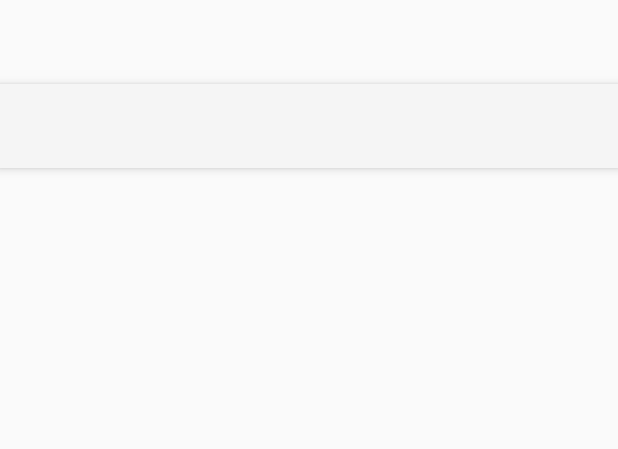
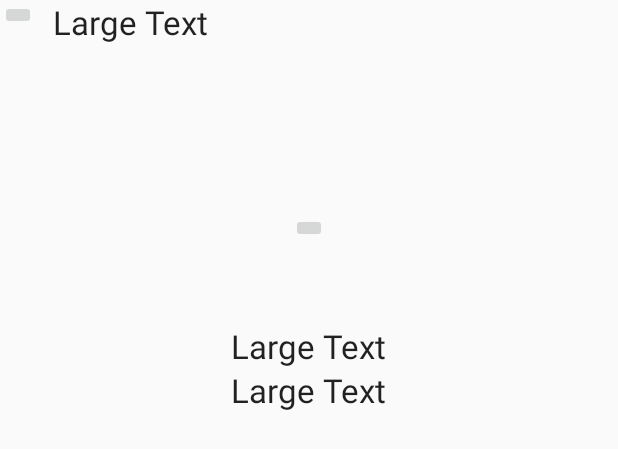
Before and after one commit to nakjun/WELLNESS, an Android app: the layout activity_dw_second.xml on its own in the app's theme, with its tools: preview values and no code run, on a phone screen of 412 x 824 dp. Shown: the top 449 px of the screen. Run offline under Robolectric (Android 15) with nearby library versions, the phone set to English and light mode, and no system bars.

Commit message:
dw_sec_almost

```diff
--- a/app/src/main/java/com/example/nj/myapplication/DW_Activity/DW_secondActivity.java
+++ b/app/src/main/java/com/example/nj/myapplication/DW_Activity/DW_secondActivity.java
@@ -6,18 +6,27 @@ import android.support.design.widget.Snackbar;
 import android.support.v7.app.AppCompatActivity;
 import android.support.v7.widget.Toolbar;
 import android.view.View;
+import android.widget.ImageButton;
+import android.widget.TextView;
 
 import com.example.nj.myapplication.R;
 
 public class DW_secondActivity extends AppCompatActivity {
-
+    TextView top,mid,bot;
+    ImageButton back,center;
     @Override
     protected void onCreate(Bundle savedInstanceState) {
         super.onCreate(savedInstanceState);
         setContentView(R.layout.activity_dw_second);
-        Toolbar toolbar = (Toolbar) findViewById(R.id.toolbar);
-        setSupportActionBar(toolbar);
-        getSupportActionBar().setDisplayHomeAsUpEnabled(true);
+        top=(TextView)findViewById(R.id.dw_sec_topText);
+        mid=(TextView)findViewById(R.id.dw_sec_midText);
+        bot=(TextView)findViewById(R.id.dw_sec_botText);
+        top.setText(R.string.dw_2nd_top);
+        mid.setText(R.string.dw_2nd_mid);
+        mid.setTextSize(32);
+        bot.setText(R.string.dw_2nd_bottom);
     }
 
+
+
 }
--- a/app/src/main/res/layout/activity_dw_second.xml
+++ b/app/src/main/res/layout/activity_dw_second.xml
@@ -1,18 +1,59 @@
 <?xml version="1.0" encoding="utf-8"?>
-<android.support.design.widget.CoordinatorLayout
+<RelativeLayout
     xmlns:android="http://schemas.android.com/apk/res/android"
     xmlns:app="http://schemas.android.com/apk/res-auto"
     xmlns:tools="http://schemas.android.com/tools" android:layout_width="match_parent"
     android:layout_height="match_parent" android:fitsSystemWindows="true"
     tools:context="com.example.nj.myapplication.DW_Activity.DW_secondActivity">
 
-    <android.support.design.widget.AppBarLayout android:layout_height="wrap_content"
-        android:layout_width="match_parent" android:theme="@style/AppTheme.AppBarOverlay">
 
-        <android.support.v7.widget.Toolbar android:id="@+id/toolbar"
-            android:layout_width="match_parent" android:layout_height="?attr/actionBarSize"
-            android:background="@color/transparent" app:popupTheme="@style/AppTheme.PopupOverlay" />
+    <ImageButton
+        android:layout_width="wrap_content"
+        android:layout_height="wrap_content"
+        android:id="@+id/dw_sec_back" />
 
-    </android.support.design.widget.AppBarLayout>
+    <TextView
+        android:layout_width="fill_parent"
+        android:layout_height="wrap_content"
+        android:textAppearance="?android:attr/textAppearanceLarge"
+        android:text="Large Text"
+        android:id="@+id/dw_sec_topText"
+        android:layout_alignParentTop="true"
+        android:layout_toRightOf="@+id/imageButton"
+        android:layout_toEndOf="@+id/imageButton"
+        android:layout_marginLeft="35dp"
+        android:layout_marginStart="35dp" />
 
-</android.support.design.widget.CoordinatorLayout>
+    <ImageButton
+        android:layout_width="wrap_content"
+        android:layout_height="wrap_content"
+        android:id="@+id/dW_sec_cenImg"
+        android:layout_below="@+id/dw_sec_topText"
+        android:layout_marginTop="142dp"
+        android:layout_centerInParent="true"
+        android:layout_alignParentLeft="false"
+        android:layout_alignParentTop="true"
+        android:layout_alignParentBottom="false"
+        android:layout_alignParentRight="false"
+        android:layout_alignWithParentIfMissing="false" />
+
+    <TextView
+        android:layout_width="wrap_content"
+        android:layout_height="wrap_content"
+        android:textAppearance="?android:attr/textAppearanceLarge"
+        android:text="Large Text"
+        android:id="@+id/dw_sec_midText"
+        android:layout_below="@+id/dW_sec_cenImg"
+        android:layout_centerHorizontal="true"
+        android:layout_marginTop="54dp" />
+
+    <TextView
+        android:layout_width="wrap_content"
+        android:layout_height="wrap_content"
+        android:textAppearance="?android:attr/textAppearanceLarge"
+        android:text="Large Text"
+        android:id="@+id/dw_sec_botText"
+        android:layout_below="@+id/dw_sec_midText"
+        android:layout_centerHorizontal="true" />
+
+</RelativeLayout>
```
Also changed, not shown: app/src/main/res/drawable/dw_sec_Cen.jpg (added).
